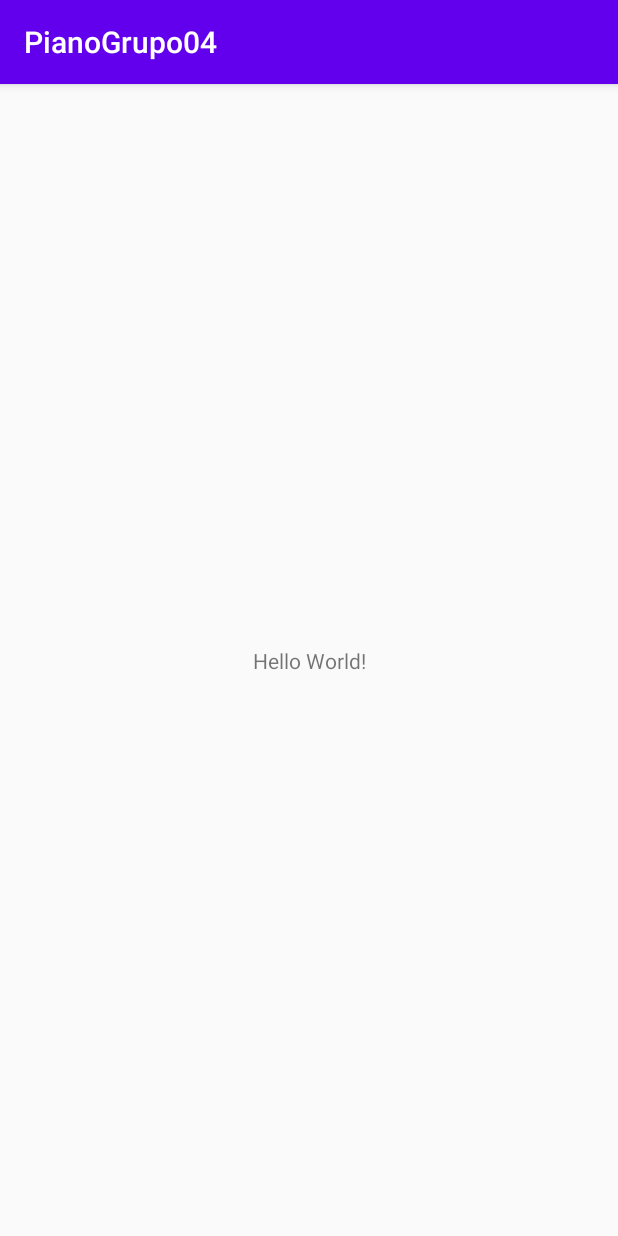
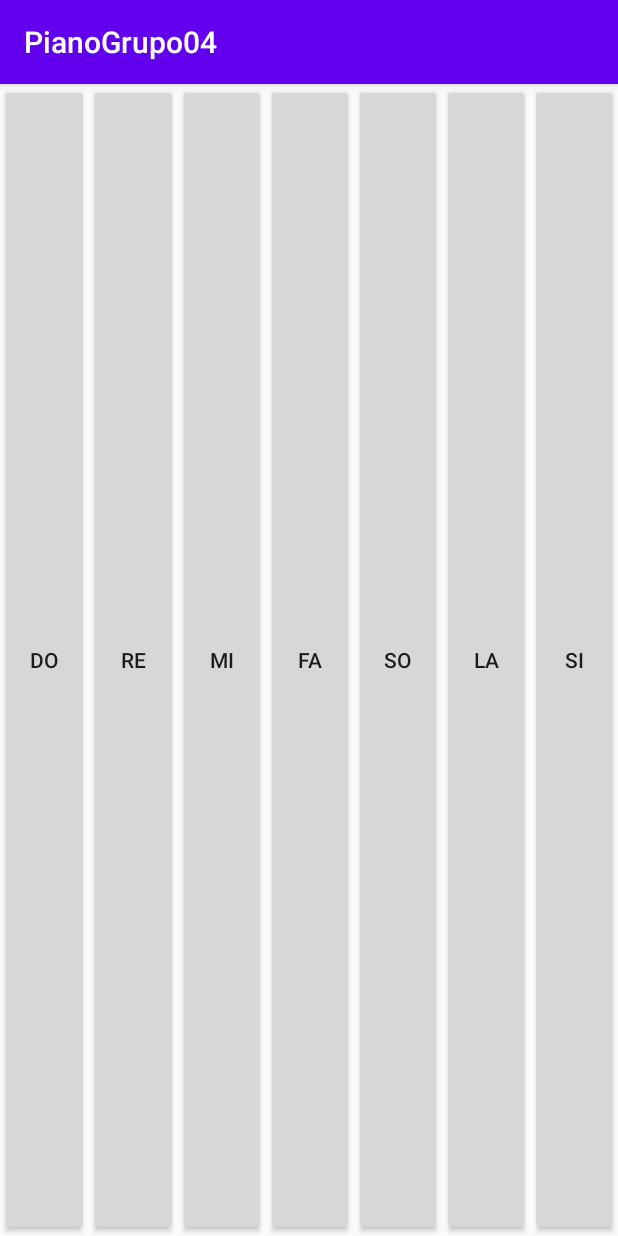
Before and after one commit to MarcoRivera503/PianoGrupo04, an Android app: the screen it shows after launch (MainActivity before the commit, activity_PianoTradicional after it), on a phone screen of 412 x 824 dp. Run offline under Robolectric (Android 15) with nearby library versions, the phone set to English and light mode, and no system bars.

Commit message:
Primer Piano

```diff
--- a/app/src/main/AndroidManifest.xml
+++ b/app/src/main/AndroidManifest.xml
@@ -9,7 +9,10 @@
         android:roundIcon="@mipmap/ic_launcher_round"
         android:supportsRtl="true"
         android:theme="@style/AppTheme">
-        <activity android:name=".MainActivity">
+        <activity android:name=".activity_AcercaDeNosotros"></activity>
+        <activity android:name=".activity_Piano_Instrumental" />
+        <activity android:name=".activity_Piano_Infantil_Selva" />
+        <activity android:name=".activity_PianoTradicional">
             <intent-filter>
                 <action android:name="android.intent.action.MAIN" />
 
--- a/app/src/main/java/sv/edu/catolica/pianogrupo04/MainActivity.java
+++ b/app/src/main/java/sv/edu/catolica/pianogrupo04/activity_Piano_Instrumental.java
@@ -4,11 +4,11 @@ import androidx.appcompat.app.AppCompatActivity;
 
 import android.os.Bundle;
 
-public class MainActivity extends AppCompatActivity {
+public class activity_Piano_Instrumental extends AppCompatActivity {
 
     @Override
     protected void onCreate(Bundle savedInstanceState) {
         super.onCreate(savedInstanceState);
-        setContentView(R.layout.activity_main);
+        setContentView(R.layout.activity__piano__instrumental);
     }
 }
--- a/app/src/main/res/layout/activity_main.xml
+++ b/app/src/main/res/layout/activity__piano__instrumental.xml
@@ -4,15 +4,6 @@
     xmlns:tools="http://schemas.android.com/tools"
     android:layout_width="match_parent"
     android:layout_height="match_parent"
-    tools:context=".MainActivity">
-
-    <TextView
-        android:layout_width="wrap_content"
-        android:layout_height="wrap_content"
-        android:text="Hello World!"
-        app:layout_constraintBottom_toBottomOf="parent"
-        app:layout_constraintLeft_toLeftOf="parent"
-        app:layout_constraintRight_toRightOf="parent"
-        app:layout_constraintTop_toTopOf="parent" />
+    tools:context=".activity_Piano_Instrumental">
 
 </androidx.constraintlayout.widget.ConstraintLayout>
--- /dev/null
+++ b/app/src/main/res/layout/activity__piano_tradicional.xml
@@ -0,0 +1,65 @@
+<?xml version="1.0" encoding="utf-8"?>
+<LinearLayout xmlns:android="http://schemas.android.com/apk/res/android"
+    xmlns:app="http://schemas.android.com/apk/res-auto"
+    xmlns:tools="http://schemas.android.com/tools"
+    android:layout_width="match_parent"
+    android:layout_height="match_parent"
+    android:orientation="horizontal"
+    tools:context=".activity_PianoTradicional">
+
+    <Button
+        android:id="@+id/idDo"
+        android:layout_width="wrap_content"
+        android:layout_height="match_parent"
+        android:layout_weight="1"
+        android:onClick="Do"
+        android:text="Do" />
+
+    <Button
+        android:id="@+id/idRe"
+        android:layout_width="wrap_content"
+        android:layout_height="match_parent"
+        android:layout_weight="1"
+        android:onClick="Re"
+        android:text="Re" />
+
+    <Button
+        android:id="@+id/idMi"
+        android:layout_width="wrap_content"
+        android:layout_height="match_parent"
+        android:layout_weight="1"
+        android:onClick="Mi"
+        android:text="Mi" />
+
+    <Button
+        android:id="@+id/idFa"
+        android:layout_width="wrap_content"
+        android:layout_height="match_parent"
+        android:layout_weight="1"
+        android:onClick="Fa"
+        android:text="Fa" />
+
+    <Button
+        android:id="@+id/idSo"
+        android:layout_width="wrap_content"
+        android:layout_height="match_parent"
+        android:layout_weight="1"
+        android:onClick="So"
+        android:text="So" />
+
+    <Button
+        android:id="@+id/idLa"
+        android:layout_width="wrap_content"
+        android:layout_height="match_parent"
+        android:layout_weight="1"
+        android:onClick="La"
+        android:text="LA" />
+
+    <Button
+        android:id="@+id/idSi"
+        android:layout_width="wrap_content"
+        android:layout_height="match_parent"
+        android:layout_weight="1"
+        android:onClick="Si"
+        android:text="Si" />
+</LinearLayout>
```
Also changed, not shown: app/src/main/java/sv/edu/catolica/pianogrupo04/activity_AcercaDeNosotros.java (added, +14 -0 lines), app/src/main/java/sv/edu/catolica/pianogrupo04/activity_PianoTradicional.java (added, +74 -0 lines), app/src/main/java/sv/edu/catolica/pianogrupo04/activity_Piano_Infantil_Selva.java (added, +14 -0 lines), app/src/main/res/layout/activity__piano__infantil__selva.xml (added, +9 -0 lines), 7 other files.
